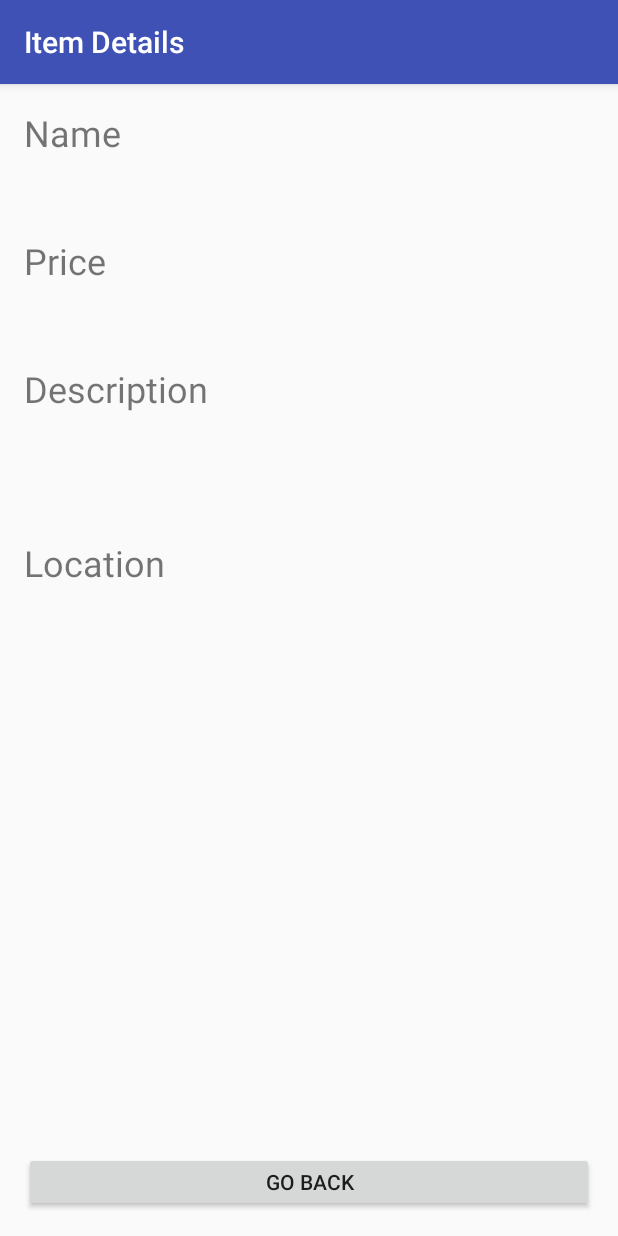
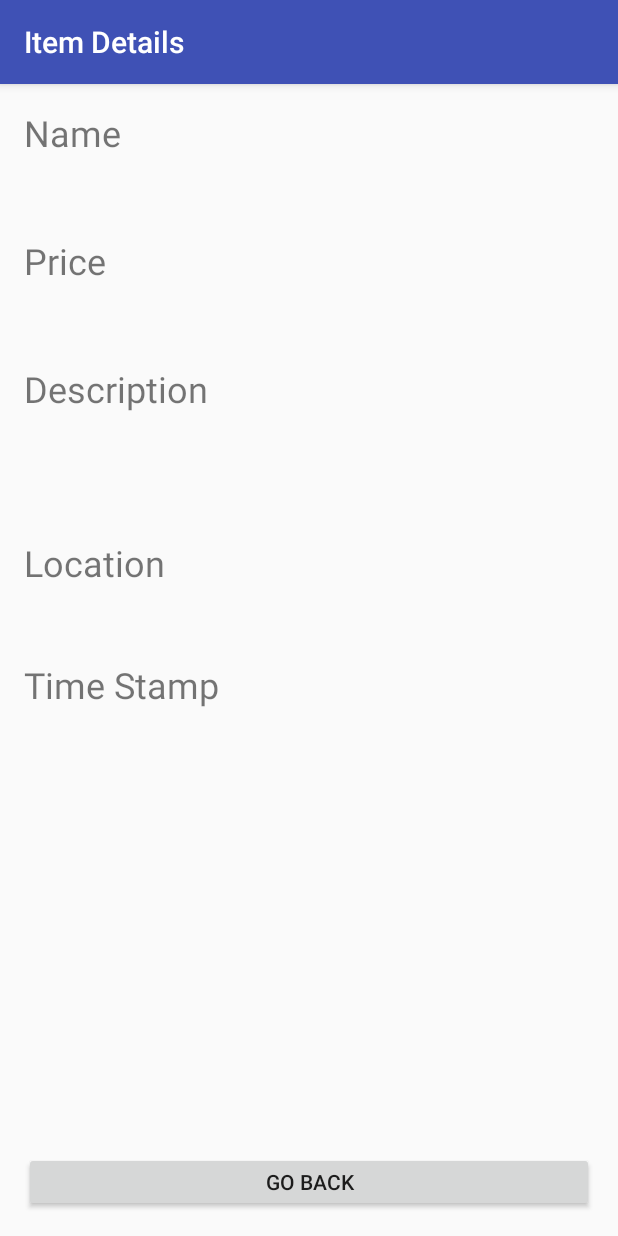
Before and after one commit to team-splash/cs-2340, an Android app: the ItemDetail screen opened directly, with no data from a screen before it, on a phone screen of 412 x 824 dp. Run offline under Robolectric (Android 15) with nearby library versions, the phone set to English and light mode, and no system bars; 6 statements that could not run were skipped.

Commit message:
some changes made to Timestamps and more.

```diff
--- a/donationTracker/app/src/main/java/com/example/teamsplash/donationtracker/controller/AddItemActivity.java
+++ b/donationTracker/app/src/main/java/com/example/teamsplash/donationtracker/controller/AddItemActivity.java
@@ -18,6 +18,10 @@ import com.example.teamsplash.donationtracker.model.ItemType;
 import com.example.teamsplash.donationtracker.model.Items;
 import com.example.teamsplash.donationtracker.model.Location;
 
+import java.sql.Timestamp;
+import java.util.Date;
+
+
 public class AddItemActivity extends AppCompatActivity implements View.OnClickListener{
 
     private EditText name;
@@ -27,6 +31,7 @@ public class AddItemActivity extends AppCompatActivity implements View.OnClickLi
     private Button cancel;
     private Location loc;
     private Spinner category;
+    private Date date;
 
     @Override
     public void onCreate(Bundle savedInstanceState) {
@@ -55,8 +60,10 @@ public class AddItemActivity extends AppCompatActivity implements View.OnClickLi
                 name = findViewById(R.id.shortDescription);
                 description = findViewById(R.id.longDescription);
                 value = findViewById(R.id.value);
+                date = new Timestamp(System.currentTimeMillis());
 
-                CharSequence time = clock.getFormat24Hour();
+                String time = date.toString();
+                //CharSequence time = clock.getFormat24Hour();
                 String title = name.getText().toString();
                 ItemType itemtype = (ItemType) category.getSelectedItem();
 
--- a/donationTracker/app/src/main/java/com/example/teamsplash/donationtracker/controller/ItemDetail.java
+++ b/donationTracker/app/src/main/java/com/example/teamsplash/donationtracker/controller/ItemDetail.java
@@ -23,16 +23,19 @@ public class ItemDetail extends AppCompatActivity {
         String description = item.getLongDesc();
         String value = "$" + String.format( "%.2f", item.getValue());
         Location location = item.getLocation();
+        String time = item.getTime();
 
         TextView title = findViewById(R.id.name);
         TextView desc = findViewById(R.id.description);
         TextView price = findViewById(R.id.value);
         TextView loc = findViewById(R.id.location);
+        TextView timeStamp = findViewById(R.id.time_stamp);
 
         title.setText(name);
         desc.setText(description);
         price.setText(value);
         loc.setText(location.getName());
+        timeStamp.setText(time);
 
         Button goBackBtn = findViewById(R.id.backBtn);
         goBackBtn.setOnClickListener(new View.OnClickListener() {
--- a/donationTracker/app/src/main/java/com/example/teamsplash/donationtracker/model/Item.java
+++ b/donationTracker/app/src/main/java/com/example/teamsplash/donationtracker/model/Item.java
@@ -10,7 +10,7 @@ public class Item implements Serializable {
     private double value;
     private ItemType itemtype;
 
-    public Item(CharSequence time, Location location, String name, String desc, double value, ItemType itemType) {
+    public Item(String time, Location location, String name, String desc, double value, ItemType itemType) {
         this.time = time.toString();
         this.location = location;
         String s1 = name.substring(0, 1).toUpperCase();
@@ -42,7 +42,7 @@ public class Item implements Serializable {
     public String getTime() {
         return time;
     }
-    private void setTime(CharSequence ts) {
+    private void setTime(String ts) {
         this.time = ts.toString();
     }
 
--- a/donationTracker/app/src/main/res/layout/item_detail_activity.xml
+++ b/donationTracker/app/src/main/res/layout/item_detail_activity.xml
@@ -70,13 +70,11 @@
     <TextView
         android:id="@+id/locText"
         android:layout_width="261dp"
-        android:layout_height="36dp"
+        android:layout_height="32dp"
+        android:text="@string/location_name"
         android:textSize="24sp"
-        android:text="@string/location_name"
         app:layout_constraintLeft_toLeftOf="parent"
-        app:layout_constraintTop_toBottomOf="@id/description"
-        tools:layout_editor_absoluteX="16dp"
-        tools:layout_editor_absoluteY="16dp" />
+        app:layout_constraintTop_toBottomOf="@id/description" />
 
     <TextView
         android:id="@+id/location"
@@ -93,4 +91,24 @@
         android:gravity="center"
         android:text="@string/back"
         app:layout_constraintBottom_toBottomOf="parent"/>
+
+    <TextView
+        android:id="@+id/timeStampTitle"
+        android:layout_width="261dp"
+        android:layout_height="32dp"
+        android:textSize="24sp"
+        app:layout_constraintLeft_toLeftOf="parent"
+        app:layout_constraintTop_toBottomOf="@id/location"
+        android:text="@string/time_stamp"
+        tools:layout_editor_absoluteX="0dp"
+        tools:layout_editor_absoluteY="371dp" />
+
+    <TextView
+        android:id="@+id/time_stamp"
+        android:layout_width="261dp"
+        android:layout_height="49dp"
+        android:textAppearance="@style/TextAppearance.AppCompat.Large"
+        app:layout_constraintEnd_toEndOf="@id/timeStampTitle"
+        app:layout_constraintTop_toBottomOf="@id/timeStampTitle"
+        tools:layout_editor_absoluteY="399dp" />
 </android.support.constraint.ConstraintLayout>
--- a/donationTracker/app/src/main/res/values/strings.xml
+++ b/donationTracker/app/src/main/res/values/strings.xml
@@ -44,6 +44,7 @@
     <string name="long_description">Description</string>
     <string name="item_value">Price</string>
     <string name="location_name">Location</string>
+    <string name="time_stamp">Time Stamp</string>
 
     <!--Navigation Strings-->
     <string name="navigation_title_home">Home</string>
```
